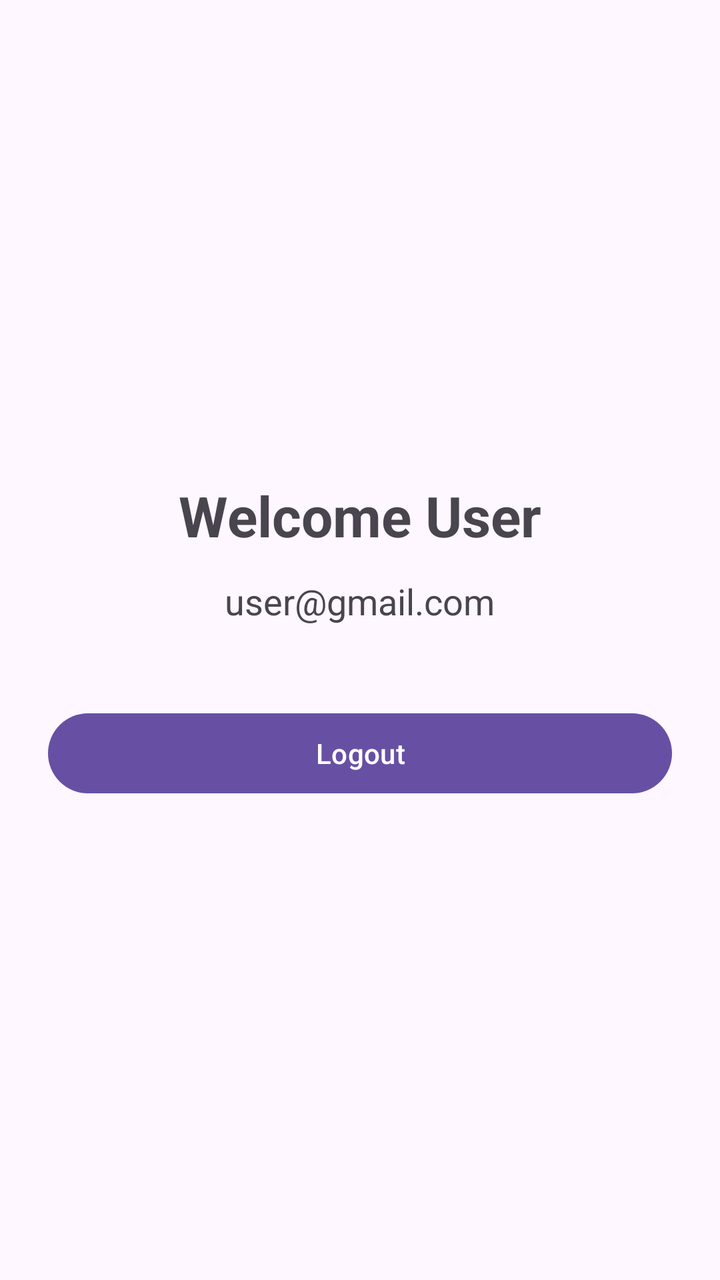
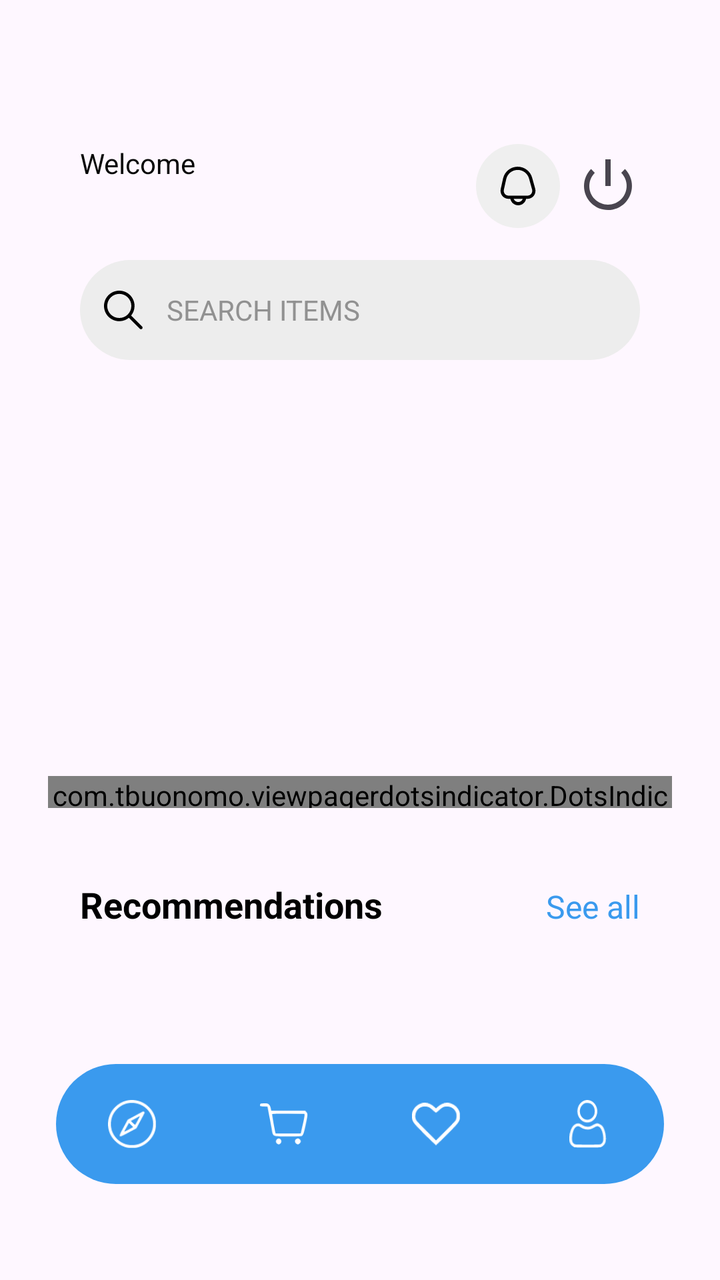

Before-and-after screenshots of an Android layout around one commit, followed by the original layout XML and the change that was made.
<!-- AndroidManifest.xml: application theme Theme.MObileAppDevFinalProject -->
<!-- res/layout/activity_home.xml -->
<?xml version="1.0" encoding="utf-8"?>
<LinearLayout xmlns:android="http://schemas.android.com/apk/res/android"
    xmlns:tools="http://schemas.android.com/tools"
    android:layout_width="match_parent"
    android:layout_height="match_parent"
    android:orientation="vertical"
    android:gravity="center"
    android:padding="24dp"
    tools:context=".activities.HomeActivity">

    <TextView
        android:id="@+id/tvWelcome"
        android:layout_width="wrap_content"
        android:layout_height="wrap_content"
        android:text="Welcome User"
        android:textSize="28sp"
        android:textStyle="bold"/>

    <TextView
        android:id="@+id/tvEmail"
        android:layout_width="wrap_content"
        android:layout_height="wrap_content"
        android:text="user@gmail.com"
        android:textSize="18sp"
        android:layout_marginTop="12dp"/>

    <Button
        android:id="@+id/btnLogout"
        android:layout_width="match_parent"
        android:layout_height="wrap_content"
        android:text="Logout"
        android:layout_marginTop="40dp"/>

</LinearLayout>
<!-- resources referenced by this layout -->
<resources>
  <style name="Theme.MObileAppDevFinalProject" parent="Base.Theme.MObileAppDevFinalProject" />
  <style name="Base.Theme.MObileAppDevFinalProject" parent="Theme.Material3.DayNight.NoActionBar">
          
          
      </style>
</resources>

<!-- the commit's change to res/layout/activity_home.xml (unified diff, before → after) -->
@@ -1,34 +1,258 @@
 <?xml version="1.0" encoding="utf-8"?>
-<LinearLayout xmlns:android="http://schemas.android.com/apk/res/android"
+<androidx.constraintlayout.widget.ConstraintLayout xmlns:android="http://schemas.android.com/apk/res/android"
+    xmlns:app="http://schemas.android.com/apk/res-auto"
     xmlns:tools="http://schemas.android.com/tools"
+    android:id="@+id/main"
     android:layout_width="match_parent"
     android:layout_height="match_parent"
     android:orientation="vertical"
-    android:gravity="center"
     android:padding="24dp"
     tools:context=".activities.HomeActivity">
 
-    <TextView
-        android:id="@+id/tvWelcome"
+    <ScrollView
+        android:id="@+id/scrollView2"
+        android:layout_width="match_parent"
+        android:layout_height="match_parent"
+        tools:layout_editor_absoluteX="24dp"
+        tools:layout_editor_absoluteY="24dp">
+
+        <LinearLayout
+            android:layout_width="match_parent"
+            android:layout_height="wrap_content"
+            android:orientation="vertical">
+
+            <LinearLayout
+                android:layout_width="match_parent"
+                android:layout_height="match_parent"
+                android:layout_marginStart="16dp"
+                android:layout_marginTop="48dp"
+                android:layout_marginEnd="16dp"
+                android:orientation="horizontal">
+
+                <LinearLayout
+                    android:layout_width="wrap_content"
+                    android:layout_height="match_parent"
+                    android:layout_weight="1"
+                    android:orientation="vertical">
+
+                    <TextView
+                        android:id="@+id/tvWelcome"
+                        android:layout_width="match_parent"
+                        android:layout_height="wrap_content"
+                        android:text="Welcome"
+                        android:textColor="#070707" />
+
+                </LinearLayout>
+
+                <ImageView
+                    android:id="@+id/imageView6"
+                    android:layout_width="42dp"
+                    android:layout_height="42dp"
+                    app:srcCompat="@drawable/bell_icon" />
+
+                <ImageView
+                    android:id="@+id/btnLogout"
+                    android:layout_width="32dp"
+                    android:layout_height="32dp"
+                    android:layout_gravity="center_vertical"
+                    android:layout_marginStart="8dp"
+                    app:srcCompat="@android:drawable/ic_lock_power_off" />
+            </LinearLayout>
+
+            <EditText
+                android:id="@+id/editTextText"
+                android:layout_width="match_parent"
+                android:layout_height="50dp"
+                android:layout_margin="16dp"
+                android:background="@drawable/grey_full_corner"
+                android:drawableStart="@drawable/search_icon"
+                android:drawablePadding="12dp"
+                android:ems="10"
+                android:hint="@string/search_items"
+                android:inputType="text"
+                android:padding="12sp"
+                android:textColorHint="@color/grey"
+                android:textSize="14sp" />
+
+            <androidx.constraintlayout.widget.ConstraintLayout
+                android:layout_width="match_parent"
+                android:layout_height="match_parent">
+
+                <androidx.recyclerview.widget.RecyclerView
+                    android:id="@+id/recyclerView2"
+                    android:layout_width="match_parent"
+                    android:layout_height="match_parent"
+                    android:clipToPadding="false"
+                    android:paddingStart="16dp"
+                    android:paddingEnd="16dp"
+                    app:layout_constraintEnd_toEndOf="parent"
+                    app:layout_constraintStart_toStartOf="parent"
+                    app:layout_constraintTop_toTopOf="parent" />
+
+                <ProgressBar
+                    android:id="@+id/progressBarCategory"
+                    style="?android:attr/progressBarStyle"
+                    android:layout_width="wrap_content"
+                    android:layout_height="wrap_content"
+                    app:layout_constraintBottom_toBottomOf="parent"
+                    app:layout_constraintEnd_toEndOf="@+id/recyclerView2"
+                    app:layout_constraintStart_toStartOf="parent"
+                    app:layout_constraintTop_toTopOf="parent" />
+            </androidx.constraintlayout.widget.ConstraintLayout>
+
+            <androidx.constraintlayout.widget.ConstraintLayout
+                android:layout_width="match_parent"
+                android:layout_height="180dp">
+
+                <androidx.viewpager2.widget.ViewPager2
+                    android:id="@+id/viewpagerSlider"
+                    android:layout_width="match_parent"
+                    android:layout_height="160dp"
+                    app:layout_constraintEnd_toEndOf="parent"
+                    app:layout_constraintHorizontal_bias="0.0"
+                    app:layout_constraintStart_toStartOf="parent"
+                    app:layout_constraintTop_toTopOf="parent" />
+
+                <ProgressBar
+                    android:id="@+id/progressBarBanner"
+                    style="?android:attr/progressBarStyle"
+                    android:layout_width="wrap_content"
+                    android:layout_height="wrap_content"
+                    app:layout_constraintBottom_toBottomOf="@+id/viewpagerSlider"
+                    app:layout_constraintEnd_toEndOf="@+id/viewpagerSlider"
+                    app:layout_constraintStart_toStartOf="parent"
+                    app:layout_constraintTop_toTopOf="@+id/viewpagerSlider" />
+
+                <com.tbuonomo.viewpagerdotsindicator.DotsIndicator
+                    android:id="@+id/dotIndicator"
+                    android:layout_width="wrap_content"
+                    android:layout_height="16dp"
+                    android:visibility="visible"
+                    app:dotsColor="@color/grey"
+                    app:dotsCornerRadius="8dp"
+                    app:dotsSize="6dp"
+                    app:dotsSpacing="2dp"
+                    app:dotsWidthFactor="2.5"
+                    app:layout_constraintBottom_toBottomOf="@+id/viewpagerSlider"
+                    app:layout_constraintEnd_toEndOf="parent"
+                    app:layout_constraintStart_toStartOf="parent"
+                    app:selectedDotColor="@color/blue" />
+
+            </androidx.constraintlayout.widget.ConstraintLayout>
+
+            <LinearLayout
+                android:layout_width="match_parent"
+                android:layout_height="match_parent"
+                android:layout_marginHorizontal="16dp"
+                android:layout_marginTop="16dp"
+                android:orientation="horizontal">
+
+                <TextView
+                    android:id="@+id/textView"
+                    android:layout_width="wrap_content"
+                    android:layout_height="wrap_content"
+                    android:layout_weight="1"
+                    android:text="Recommendations"
+                    android:textColor="@color/black"
+                    android:textSize="18sp"
+                    android:textStyle="bold" />
+
+                <TextView
+                    android:id="@+id/textView2"
+                    android:layout_width="wrap_content"
+                    android:layout_height="wrap_content"
+                    android:text="See all"
+                    android:textColor="@color/blue"
+                    android:textSize="16sp" />
+            </LinearLayout>
+
+            <androidx.constraintlayout.widget.ConstraintLayout
+                android:layout_width="match_parent"
+                android:layout_height="match_parent">
+
+                <androidx.recyclerview.widget.RecyclerView
+                    android:id="@+id/recyclerViewRecommended"
+                    android:layout_width="match_parent"
+                    android:layout_height="match_parent"
+                    app:layout_constraintEnd_toEndOf="parent"
+                    app:layout_constraintStart_toStartOf="parent"
+                    app:layout_constraintTop_toTopOf="parent" />
+
+                <ProgressBar
+                    android:id="@+id/progressBarRecommendation"
+                    style="?android:attr/progressBarStyle"
+                    android:layout_width="wrap_content"
+                    android:layout_height="wrap_content"
+                    app:layout_constraintBottom_toBottomOf="@+id/recyclerViewRecommended"
+                    app:layout_constraintEnd_toEndOf="parent"
+                    app:layout_constraintStart_toStartOf="parent"
+                    app:layout_constraintTop_toTopOf="parent" />
+            </androidx.constraintlayout.widget.ConstraintLayout>
+        </LinearLayout>
+    </ScrollView>
+
+    <androidx.coordinatorlayout.widget.CoordinatorLayout
         android:layout_width="wrap_content"
-        android:layout_height="wrap_content"
-        android:text="Welcome User"
-        android:textSize="28sp"
-        android:textStyle="bold"/>
-
-    <TextView
-        android:id="@+id/tvEmail"
-        android:layout_width="wrap_content"
-        android:layout_height="wrap_content"
-        android:text="user@gmail.com"
-        android:textSize="18sp"
-        android:layout_marginTop="12dp"/>
-
-    <Button
-        android:id="@+id/btnLogout"
-        android:layout_width="match_parent"
-        android:layout_height="wrap_content"
-        android:text="Logout"
-        android:layout_marginTop="40dp"/>
-
-</LinearLayout>
+        android:layout_height="60dp"
+        android:layout_marginBottom="24dp"
+        app:layout_constraintBottom_toBottomOf="parent"
+        app:layout_constraintEnd_toEndOf="parent"
+        app:layout_constraintStart_toStartOf="parent">
+
+        <com.google.android.material.bottomnavigation.BottomNavigationView
+            android:layout_width="match_parent"
+            android:layout_height="60dp"
+            android:layout_gravity="bottom"
+            android:background="@drawable/blue_bg">
+
+            <LinearLayout
+                android:layout_width="match_parent"
+                android:layout_height="match_parent">
+
+                <ImageView
+                    android:id="@+id/imageView4"
+                    android:layout_width="60dp"
+                    android:layout_height="60dp"
+                    android:layout_gravity="center"
+                    android:layout_margin="8dp"
+                    android:layout_weight="1"
+                    android:padding="18dp"
+                    app:srcCompat="@drawable/btn_1" />
+
+                <ImageView
+                    android:id="@+id/imageView3"
+                    android:layout_width="60dp"
+                    android:layout_height="60dp"
+                    android:layout_gravity="center"
+                    android:layout_margin="8dp"
+                    android:layout_weight="1"
+                    android:padding="18dp"
+                    app:srcCompat="@drawable/btn_2" />
+
+                <ImageView
+                    android:id="@+id/imageView2"
+                    android:layout_width="60dp"
+                    android:layout_height="60dp"
+                    android:layout_gravity="center"
+                    android:layout_margin="8dp"
+                    android:layout_weight="1"
+                    android:padding="18dp"
+                    app:srcCompat="@drawable/btn_3" />
+
+                <ImageView
+                    android:id="@+id/imageView"
+                    android:layout_width="60dp"
+                    android:layout_height="60dp"
+                    android:layout_gravity="center"
+                    android:layout_margin="8dp"
+                    android:padding="18dp"
+                    app:srcCompat="@drawable/btn_5" />
+            </LinearLayout>
+
+        </com.google.android.material.bottomnavigation.BottomNavigationView>
+
+
+    </androidx.coordinatorlayout.widget.CoordinatorLayout>
+
+
+</androidx.constraintlayout.widget.ConstraintLayout>
<!-- resource entries referenced after the edit -->
@@ -1,6 +1,38 @@
 <!-- resources referenced by this layout -->
 <resources>
+  <color name="black">#FF000000</color>
+  <color name="blue">#3a9aee</color>
+  <color name="grey">#919191</color>
+  <!-- drawable bell_icon: png bitmap (drawable-hdpi, 2055 bytes) -->
+  <!-- drawable blue_bg (drawable) -->
+  <?xml version="1.0" encoding="utf-8"?>
+  <selector xmlns:android="http://schemas.android.com/apk/res/android">
+  <item>
+      <shape android:shape="rectangle">
+          <solid android:color="@color/blue"/>
+          <corners android:radius="100dp"/>
+  
+      </shape>
+  </item>
+  </selector>
+  <!-- drawable btn_1: png bitmap (drawable-hdpi, 977 bytes) -->
+  <!-- drawable btn_2: png bitmap (drawable-hdpi, 717 bytes) -->
+  <!-- drawable btn_3: png bitmap (drawable-hdpi, 638 bytes) -->
+  <!-- drawable btn_5: png bitmap (drawable-hdpi, 776 bytes) -->
+  <!-- drawable grey_full_corner (drawable) -->
+  <?xml version="1.0" encoding="utf-8"?>
+  <selector xmlns:android="http://schemas.android.com/apk/res/android">
+  <item>
+      <shape android:shape="rectangle">
+          <solid android:color="@color/lightGrey"/>
+          <corners android:radius="100dp"/>
+      </shape>
+  </item>
+  </selector>
+  <!-- drawable search_icon: png bitmap (drawable-hdpi, 589 bytes) -->
+  <string name="search_items">SEARCH ITEMS</string>
   <style name="Theme.MObileAppDevFinalProject" parent="Base.Theme.MObileAppDevFinalProject" />
+  <color name="lightGrey">#ededed</color>
   <style name="Base.Theme.MObileAppDevFinalProject" parent="Theme.Material3.DayNight.NoActionBar">
           
           
